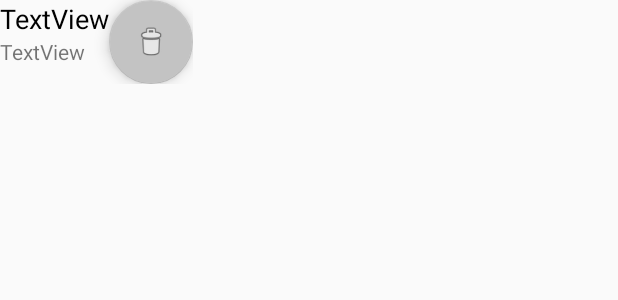
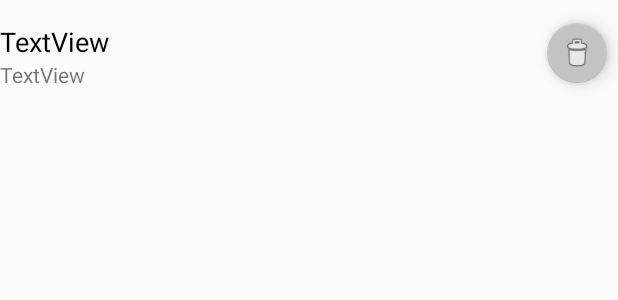
Before and after one commit to rafitj/lets-go-charmander, an Android app: the layout list_item.xml on its own in the app's theme, with its tools: preview values and no code run, on a phone screen of 412 x 824 dp. Shown: the top 300 px of the screen. Run offline under Robolectric (Android 15) with nearby library versions, the phone set to English and light mode, and no system bars.

Commit message:
fix recycle view ui

```diff
--- a/a4/notepad/app/src/main/java/com/example/notepad/EditActivity.java
+++ b/a4/notepad/app/src/main/java/com/example/notepad/EditActivity.java
@@ -85,8 +85,8 @@ public class EditActivity extends AppCompatActivity {
             FileInputStream fileInputStream = new FileInputStream(file);
             ObjectInputStream oi = new ObjectInputStream(fileInputStream);
             note = (Note) oi.readObject();
-            noteTitleInput.setText(note.getText());
-            noteTextInput.setText(note.getTitle());
+            noteTitleInput.setText(note.getTitle());
+            noteTextInput.setText(note.getText());
             fileInputStream.close();
         } catch (Exception e) {
             e.printStackTrace();
@@ -103,7 +103,7 @@ public class EditActivity extends AppCompatActivity {
             ObjectInputStream oi = new ObjectInputStream(fileInputStream);
             ArrayList<String> noteIds = (ArrayList<String>) oi.readObject();
 
-            noteIds.add(note.getId());
+            noteIds.add(0,note.getId());
 
             FileOutputStream fileOut = new FileOutputStream(file);
             ObjectOutputStream objectOut = new ObjectOutputStream(fileOut);
--- a/a4/notepad/app/src/main/java/com/example/notepad/MainActivity.java
+++ b/a4/notepad/app/src/main/java/com/example/notepad/MainActivity.java
@@ -5,6 +5,7 @@ import android.os.Parcelable;
 import android.view.View;
 import androidx.appcompat.app.AppCompatActivity;
 import android.os.Bundle;
+import androidx.recyclerview.widget.DividerItemDecoration;
 import androidx.recyclerview.widget.LinearLayoutManager;
 import androidx.recyclerview.widget.RecyclerView;
 
@@ -26,7 +27,7 @@ public class MainActivity extends AppCompatActivity {
 
         recyclerView = (RecyclerView) findViewById(R.id.noteListRecyclerView);
         recyclerView.setHasFixedSize(true);
-
+        recyclerView.addItemDecoration(new DividerItemDecoration(this,DividerItemDecoration.VERTICAL));
         layoutManager = new LinearLayoutManager(this);
         recyclerView.setLayoutManager(layoutManager);
 
--- a/a4/notepad/app/src/main/res/layout/activity_main.xml
+++ b/a4/notepad/app/src/main/res/layout/activity_main.xml
@@ -11,7 +11,7 @@
             android:layout_width="0dp"
             android:layout_height="wrap_content"
             android:id="@+id/noteListRecyclerView" app:layout_constraintTop_toTopOf="parent"
-            android:layout_marginTop="24dp"
+            android:layout_marginTop="8dp"
             app:layout_constraintStart_toStartOf="parent" android:layout_marginStart="16dp"
             app:layout_constraintEnd_toEndOf="parent" android:layout_marginEnd="16dp"
     />
--- a/a4/notepad/app/src/main/res/layout/list_item.xml
+++ b/a4/notepad/app/src/main/res/layout/list_item.xml
@@ -1,13 +1,15 @@
 <?xml version="1.0" encoding="utf-8"?>
 <LinearLayout
         xmlns:android="http://schemas.android.com/apk/res/android"
-        xmlns:app="http://schemas.android.com/apk/res-auto" android:layout_width="wrap_content"
+        xmlns:app="http://schemas.android.com/apk/res-auto" android:layout_width="match_parent"
         android:layout_height="wrap_content" android:id="@+id/noteListItemLayout" android:orientation="horizontal"
 >
         <LinearLayout
                 android:orientation="vertical"
                 android:layout_width="wrap_content"
-                android:layout_height="wrap_content" android:id="@+id/noteListItemLinearLayout">
+                android:layout_height="wrap_content" android:id="@+id/noteListItemLinearLayout"
+                android:paddingTop="15dp" android:paddingBottom="15dp" android:paddingRight="20dp"
+                android:layout_weight="1">
                 <TextView
                         android:text="TextView"
                         android:layout_width="wrap_content"
@@ -23,5 +25,7 @@
                 android:layout_height="wrap_content"
                 android:clickable="true" app:srcCompat="@android:drawable/ic_menu_delete"
                 android:id="@+id/deleteNoteFab" app:backgroundTint="#C3C3C3"
-        />
+                android:focusable="true"
+                app:fabSize="mini" android:layout_marginTop="15dp" android:layout_marginRight="7.5dp"
+                android:layout_marginBottom="15dp"/>
 </LinearLayout>
```
